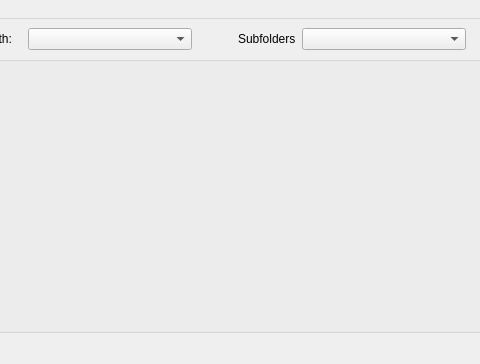
BCDA-APS/mdaviz, file mdaviz/resources/mainwindow.ui: the form before one commit; both pictures show x 101 to 581 and y 0 to 364 of the 719 by 364 pixel window.
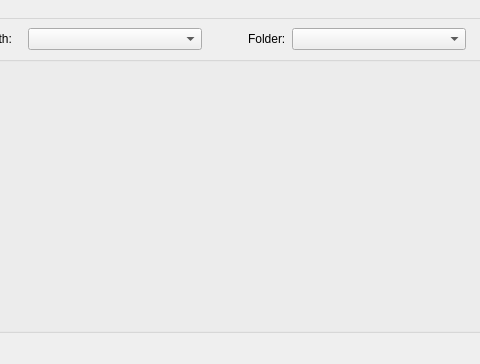
The form after the commit.

Patch:
```diff
--- a/mdaviz/resources/mainwindow.ui
+++ b/mdaviz/resources/mainwindow.ui
@@ -63,7 +63,7 @@
       <item>
        <widget class="QLabel" name="subfolder_label">
         <property name="text">
-         <string>Subfolders</string>
+         <string>Folder:</string>
         </property>
        </widget>
       </item>
```
